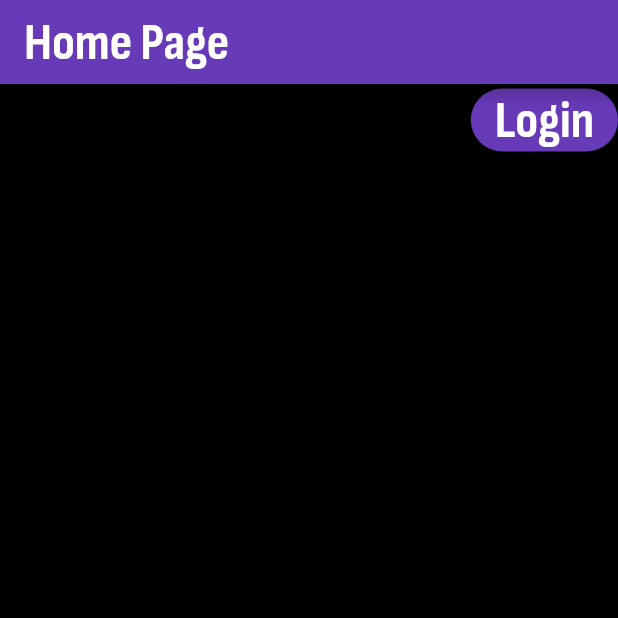
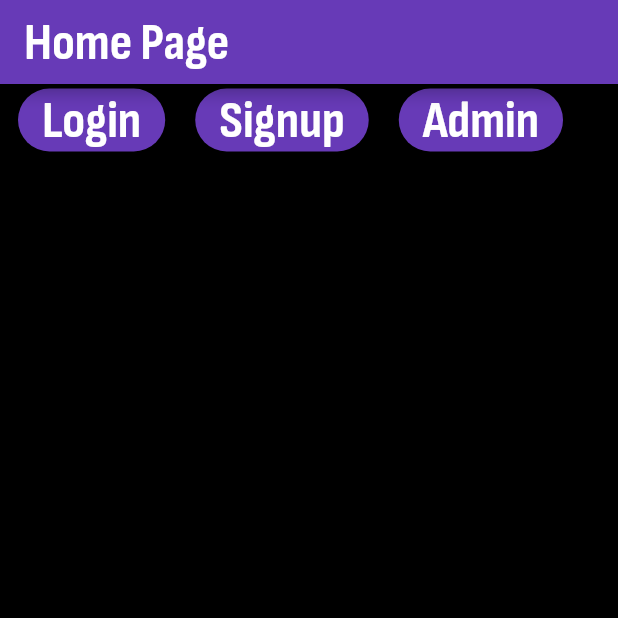
Before and after one commit to violethappyjoy/Flutter_CS_nirma_Proj, a Flutter app: the screen it shows after launch, on a phone screen of 412 x 824 dp, the top half of it. Run offline on Flutter 3.47's test engine with Material 2 defaults, Android fonts, the phone set to English and light mode, and no system bars; our stand-ins replace fluttertoast, page_transition; accounts and stored records are empty.

Commit message:
4.1 commit!

```diff
--- a/lib/content/container_content.dart
+++ b/lib/content/container_content.dart
@@ -1,6 +1,8 @@
+
 import 'package:flutter/material.dart';
 import 'package:proj1/content/login_content.dart';
 import 'package:proj1/content/text_content.dart';
+import 'package:proj1/content/sql_fetch.dart';
 import 'package:proj1/screens/screen_login.dart';
 
 
@@ -26,7 +28,9 @@ class NameContain extends StatelessWidget {
         child: InkWell(
           child: const NameBar(),
           onTap: () {
-            print(getUid().runtimeType);
+            nameS();
+            //print(nameS());
+            print(getUid());
             debugPrint("Name clicked");
           },
         ));
--- a/lib/content/login_content.dart
+++ b/lib/content/login_content.dart
@@ -2,23 +2,86 @@ import 'package:flutter/material.dart';
 import 'package:proj1/content/text_content.dart';
 import 'package:proj1/screens/screen1.dart';
 import 'package:proj1/screens/screen_login.dart';
+import 'package:proj1/screens/screen_signup.dart';
+
+// class LoginBar extends StatelessWidget {
+//   const LoginBar({Key? key}) : super(key: key);
+//
+//   @override
+//   Widget build(BuildContext context) {
+//     return ElevatedButton(
+//         onPressed: () {
+//           Navigator.pushAndRemoveUntil(
+//               context,
+//               MaterialPageRoute(builder: (context) => const LoginPage()),
+//               (route) => false);
+//         },
+//         style: ElevatedButton.styleFrom(
+//           primary: Colors.deepPurple,
+//           shape: const StadiumBorder(),
+//         ),
+//         child: const LoginText());
+//   }
+// }
 
 class LoginBar extends StatelessWidget {
   const LoginBar({Key? key}) : super(key: key);
 
   @override
   Widget build(BuildContext context) {
-    return ElevatedButton(
+    return Column(
+      children: [
+        Row(
+          children: [
+            const SizedBox(
+              width: 12,
+            ),
+            ElevatedButton(
+                onPressed: () {
+                  Navigator.push(
+                      context,
+                      MaterialPageRoute(builder: (context) => const LoginPage())
+                  );
+                },
+                style: ElevatedButton.styleFrom(
+                  primary: Colors.deepPurple,
+                  shape: const StadiumBorder(),
+                ),
+                child: const LoginText()),
+            const SizedBox(
+              width: 20,
+            ),
+            ElevatedButton(
+                onPressed: () {
+                  Navigator.push(
+                    context,
+                    MaterialPageRoute(builder: (context) => const SignupPage())
+                  );
+                },
+                style: ElevatedButton.styleFrom(
+                  primary: Colors.deepPurple,
+                  shape: const StadiumBorder(),
+                ),
+                child: const SignupText()),
+            const SizedBox(
+              width: 20,
+            ),
+            ElevatedButton(
                 onPressed: () {
                   Navigator.pushAndRemoveUntil(
                       context,
-              MaterialPageRoute(builder: (context) => const LoginPage()),
+                      MaterialPageRoute(
+                          builder: (context) => const LoginPage()),
                           (route) => false);
                 },
                 style: ElevatedButton.styleFrom(
                   primary: Colors.deepPurple,
                   shape: const StadiumBorder(),
                 ),
-        child: const LoginText());
+                child: const AdminText()),
+          ],
+        )
+      ],
+    );
   }
 }
--- a/lib/content/text_content.dart
+++ b/lib/content/text_content.dart
@@ -158,3 +158,39 @@ class LoginText extends StatelessWidget{
   }
 
 }
+
+class SignupText extends StatelessWidget{
+  const SignupText({Key? key}) : super(key: key);
+
+  @override
+  Widget build(BuildContext context) {
+    return const Text(
+      "Signup",
+      style: TextStyle(
+        decoration: TextDecoration.none,
+        fontSize: 35,
+        fontFamily: 'SofiaSansCondensed',
+        fontWeight: FontWeight.w700,
+      ),
+    );
+  }
+
+}
+
+class AdminText extends StatelessWidget{
+  const AdminText({Key? key}) : super(key: key);
+
+  @override
+  Widget build(BuildContext context) {
+    return const Text(
+      "Admin",
+      style: TextStyle(
+        decoration: TextDecoration.none,
+        fontSize: 35,
+        fontFamily: 'SofiaSansCondensed',
+        fontWeight: FontWeight.w700,
+      ),
+    );
+  }
+
+}
--- a/lib/screens/screen_login.dart
+++ b/lib/screens/screen_login.dart
@@ -25,7 +25,7 @@ class _LoginState extends State<LoginPage> {
         fontSize: 16.0,
       );
     } else {
-      var url = "http://192.168.70.146/login.php";
+      var url = "http://10.2.90.86/login.php";
       var urlf = Uri.parse(url);
       try {
         var response = await http.post(urlf,
--- /dev/null
+++ b/lib/screens/screen_signup.dart
@@ -0,0 +1,28 @@
+import 'dart:convert';
+import 'package:flutter/material.dart';
+import 'package:http/http.dart' as http;
+import 'package:fluttertoast/fluttertoast.dart';
+import 'dart:async';
+
+class SignupPage extends StatefulWidget {
+  const SignupPage({super.key});
+
+  @override
+  _SignupState createState() => _SignupState();
+}
+class _SignupState extends State<SignupPage>{
+  @override
+  Widget build(BuildContext context) {
+    return MaterialApp(
+      home: Scaffold(
+        appBar: AppBar(
+          title: const Text('Signup Page'),
+          backgroundColor: Colors.deepPurple,
+          foregroundColor: Colors.white,
+        ),
+      ),
+      debugShowCheckedModeBanner: false,
+    );
+  }
+
+}
```
Also changed, not shown: lib/content/sql_fetch.dart (added, +42 -0 lines). Lines whose indentation alone changed are shown as unchanged.
